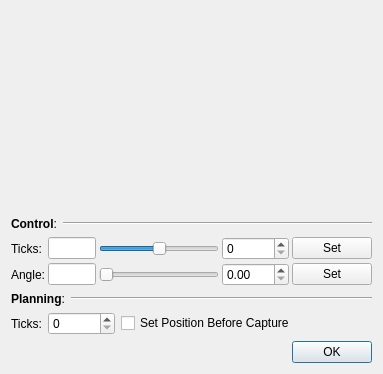
KDE/kstars, file kstars/ekos/capture/rotatorsettings.ui: the form before one commit.
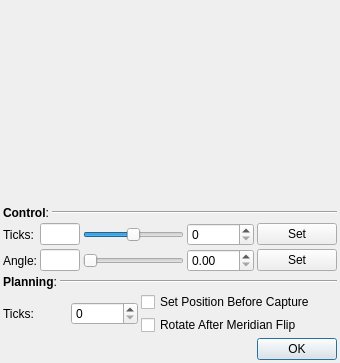
The form after the commit. Custom widgets are drawn as their Qt base class.

Commit message: Minor GUI improvements in Rotator Control

```diff
--- a/kstars/ekos/capture/rotatorsettings.ui
+++ b/kstars/ekos/capture/rotatorsettings.ui
@@ -6,7 +6,7 @@
    <rect>
     <x>0</x>
     <y>0</y>
-    <width>383</width>
+    <width>340</width>
     <height>362</height>
    </rect>
   </property>
@@ -14,6 +14,21 @@
    <string>Rotator Settings</string>
   </property>
   <layout class="QVBoxLayout" name="verticalLayout">
+   <property name="spacing">
+    <number>3</number>
+   </property>
+   <property name="leftMargin">
+    <number>3</number>
+   </property>
+   <property name="topMargin">
+    <number>3</number>
+   </property>
+   <property name="rightMargin">
+    <number>3</number>
+   </property>
+   <property name="bottomMargin">
+    <number>3</number>
+   </property>
    <item>
     <layout class="QHBoxLayout" name="horizontalLayout">
      <property name="spacing">
@@ -230,18 +245,8 @@
     </layout>
    </item>
    <item>
-    <layout class="QHBoxLayout" name="horizontalLayout_4">
-     <item>
-      <widget class="QLabel" name="label_5">
-       <property name="toolTip">
-        <string>&lt;html&gt;&lt;head/&gt;&lt;body&gt;&lt;p&gt;Set desired rotator ticks position before capture sequence is started.&lt;/p&gt;&lt;/body&gt;&lt;/html&gt;</string>
-       </property>
-       <property name="text">
-        <string>Ticks:</string>
-       </property>
-      </widget>
-     </item>
-     <item>
+    <layout class="QGridLayout" name="gridLayout_2" columnstretch="1,1,3">
+     <item row="0" column="1" rowspan="2">
       <widget class="QSpinBox" name="plannedTicksSpin">
        <property name="toolTip">
         <string>&lt;html&gt;&lt;head/&gt;&lt;body&gt;&lt;p&gt;Set desired rotator ticks position before capture sequence is started.&lt;/p&gt;&lt;/body&gt;&lt;/html&gt;</string>
@@ -251,7 +256,7 @@
        </property>
       </widget>
      </item>
-     <item>
+     <item row="0" column="2">
       <widget class="QCheckBox" name="enforceRotationCheck">
        <property name="toolTip">
         <string>Enforce planned rotator position before capture is started.</string>
@@ -261,18 +266,25 @@
        </property>
       </widget>
      </item>
-     <item>
-      <spacer name="horizontalSpacer_3">
-       <property name="orientation">
-        <enum>Qt::Horizontal</enum>
+     <item row="1" column="2">
+      <widget class="QCheckBox" name="rotateAfterMeridianCheck">
+       <property name="toolTip">
+        <string>Rotate camera 180 degrees after meridian flip</string>
        </property>
-       <property name="sizeHint" stdset="0">
-        <size>
-         <width>40</width>
-         <height>20</height>
-        </size>
+       <property name="text">
+        <string>Rotate After Meridian Flip</string>
        </property>
-      </spacer>
+      </widget>
+     </item>
+     <item row="0" column="0" rowspan="2">
+      <widget class="QLabel" name="label_5">
+       <property name="toolTip">
+        <string>&lt;html&gt;&lt;head/&gt;&lt;body&gt;&lt;p&gt;Set desired rotator ticks position before capture sequence is started.&lt;/p&gt;&lt;/body&gt;&lt;/html&gt;</string>
+       </property>
+       <property name="text">
+        <string>Ticks:</string>
+       </property>
+      </widget>
      </item>
     </layout>
    </item>
```
Left out of the diff: 2 changed lines with no effect on the pictures.
